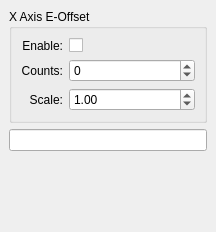
Above: examples/mini/mini.ui from kcjengr/qtpyvcp before the change. Below: the same form after it.
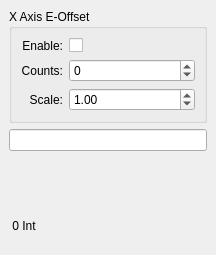
That is the form after the change. Custom widgets are drawn as their Qt base class.

Commit message: add HAL s32 DRO widget

Diff of the .ui file:
```diff
--- a/examples/mini/mini.ui
+++ b/examples/mini/mini.ui
@@ -7,7 +7,7 @@
     <x>0</x>
     <y>0</y>
     <width>216</width>
-    <height>232</height>
+    <height>255</height>
    </rect>
   </property>
   <property name="focusPolicy">
@@ -115,6 +115,16 @@
     <item>
      <widget class="HalLedIndicator" name="halledindicator"/>
     </item>
+    <item>
+     <widget class="Hals32Dro" name="s32_dro">
+      <property name="text">
+       <string> 0 Int</string>
+      </property>
+      <property name="numberFormat" stdset="0">
+       <string>%2d Int</string>
+      </property>
+     </widget>
+    </item>
    </layout>
   </widget>
   <action name="actionExit">
@@ -389,6 +399,11 @@
    <extends>QLineEdit</extends>
    <header>qtpyvcp.widgets.input_widgets.mdientry_widget</header>
   </customwidget>
+  <customwidget>
+   <class>Hals32Dro</class>
+   <extends>QLabel</extends>
+   <header>qtpyvcp.widgets.hal_widgets.hal_s32_dro</header>
+  </customwidget>
   <customwidget>
    <class>HalCheckBox</class>
    <extends>QCheckBox</extends>
```
The commit also changes 3 other files.
